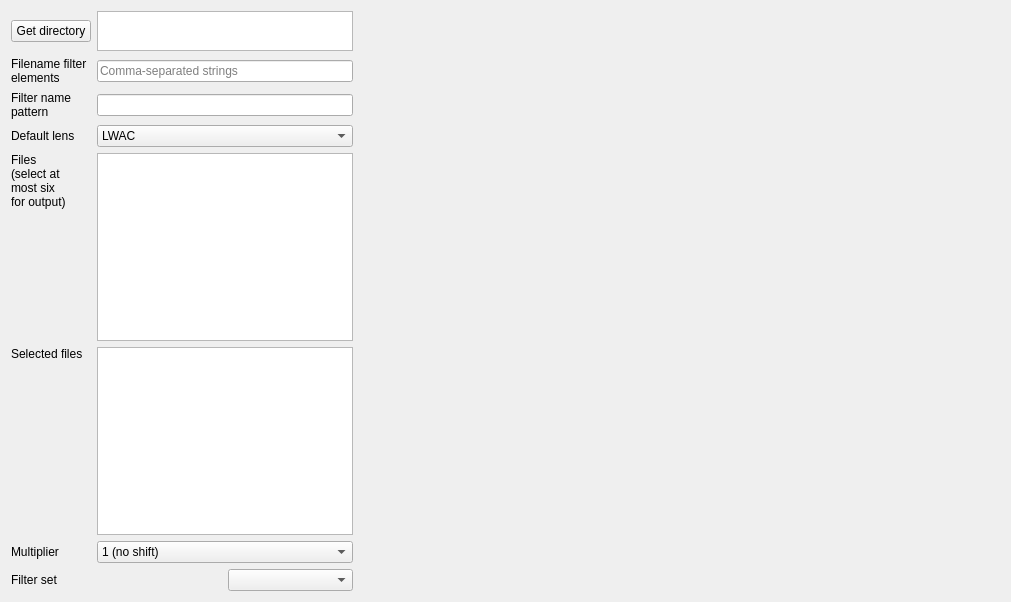
This is src/pcot/assets/inputmultifile.ui in AU-ExoMars/PCOT as Qt 5 draws it before an edit. The edited form follows.
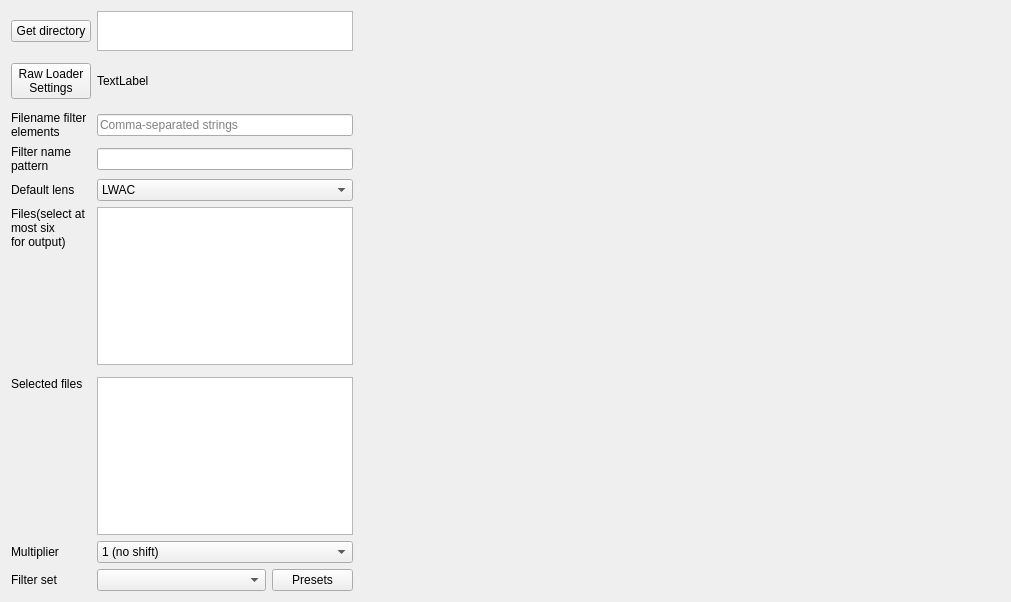
This is the edited form. Custom widgets are drawn as their Qt base class.

Commit message: Preset system

Diff of the .ui file:
```diff
--- a/src/pcot/assets/inputmultifile.ui
+++ b/src/pcot/assets/inputmultifile.ui
@@ -14,7 +14,39 @@
    <string>Form</string>
   </property>
   <layout class="QGridLayout" name="gridLayout">
-   <item row="2" column="0">
+   <item row="7" column="0">
+    <widget class="QLabel" name="label_2">
+     <property name="text">
+      <string>Files(select at
+most six
+for output)</string>
+     </property>
+     <property name="alignment">
+      <set>Qt::AlignLeading|Qt::AlignLeft|Qt::AlignTop</set>
+     </property>
+    </widget>
+   </item>
+   <item row="0" column="2" colspan="3">
+    <widget class="QTextEdit" name="dir">
+     <property name="maximumSize">
+      <size>
+       <width>16777215</width>
+       <height>40</height>
+      </size>
+     </property>
+     <property name="readOnly">
+      <bool>true</bool>
+     </property>
+    </widget>
+   </item>
+   <item row="2" column="2" colspan="2">
+    <widget class="QLabel" name="loaderSettingsText">
+     <property name="text">
+      <string>TextLabel</string>
+     </property>
+    </widget>
+   </item>
+   <item row="5" column="0">
     <widget class="QLabel" name="label_5">
      <property name="text">
       <string>Filter name
@@ -22,113 +54,62 @@
      </property>
     </widget>
    </item>
-   <item row="6" column="1" colspan="2">
-    <widget class="QComboBox" name="mult">
-     <item>
-      <property name="text">
-       <string>1 (no shift)</string>
-      </property>
-     </item>
-     <item>
-      <property name="text">
-       <string>2 (1 bit shift)</string>
-      </property>
-     </item>
-     <item>
-      <property name="text">
-       <string>4 (2 bit shift)</string>
-      </property>
-     </item>
-     <item>
-      <property name="text">
-       <string>8 (3 bit shift)</string>
-      </property>
-     </item>
-     <item>
-      <property name="text">
-       <string>16 (4 bit shift)</string>
-      </property>
-     </item>
-     <item>
-      <property name="text">
-       <string>32 (5 bit shift)</string>
-      </property>
-     </item>
-     <item>
-      <property name="text">
-       <string>64 (6 bit shift)</string>
-      </property>
-     </item>
-     <item>
-      <property name="text">
-       <string>128 (7 bit shift)</string>
-      </property>
-     </item>
-     <item>
-      <property name="text">
-       <string>256 (8 bit shift)</string>
-      </property>
-     </item>
-    </widget>
-   </item>
-   <item row="7" column="0" colspan="2">
-    <widget class="QLabel" name="camlabel">
+   <item row="0" column="0">
+    <widget class="QPushButton" name="getinitial">
      <property name="text">
-      <string>Filter set</string>
+      <string>Get directory</string>
      </property>
     </widget>
    </item>
-   <item row="7" column="2">
-    <widget class="QComboBox" name="filtSetCombo">
-     <property name="minimumSize">
-      <size>
-       <width>120</width>
-       <height>0</height>
-      </size>
-     </property>
-    </widget>
+   <item row="5" column="2" colspan="3">
+    <widget class="QLineEdit" name="filterpat"/>
    </item>
-   <item row="5" column="0">
-    <widget class="QLabel" name="label_3">
-     <property name="text">
-      <string>Selected files</string>
-     </property>
-     <property name="alignment">
-      <set>Qt::AlignLeading|Qt::AlignLeft|Qt::AlignTop</set>
-     </property>
-    </widget>
-   </item>
-   <item row="6" column="0">
+   <item row="10" column="0">
     <widget class="QLabel" name="label_4">
      <property name="text">
       <string>Multiplier</string>
      </property>
     </widget>
    </item>
-   <item row="2" column="1" colspan="2">
-    <widget class="QLineEdit" name="filterpat"/>
+   <item row="9" column="0">
+    <widget class="QLabel" name="label_3">
+     <property name="text">
+      <string>Selected files</string>
+     </property>
+     <property name="alignment">
+      <set>Qt::AlignLeading|Qt::AlignLeft|Qt::AlignTop</set>
+     </property>
+    </widget>
    </item>
-   <item row="4" column="1" colspan="2">
+   <item row="4" column="2" colspan="3">
+    <widget class="QLineEdit" name="filters">
+     <property name="placeholderText">
+      <string>Comma-separated strings</string>
+     </property>
+    </widget>
+   </item>
+   <item row="7" column="2" colspan="3">
     <widget class="QListView" name="filelist">
      <property name="editTriggers">
       <set>QAbstractItemView::NoEditTriggers</set>
      </property>
     </widget>
    </item>
-   <item row="0" column="1" colspan="2">
-    <widget class="QTextEdit" name="dir">
+   <item row="4" column="0">
+    <widget class="QLabel" name="label">
      <property name="maximumSize">
       <size>
        <width>16777215</width>
-       <height>40</height>
+       <height>30</height>
       </size>
      </property>
-     <property name="readOnly">
-      <bool>true</bool>
+     <property name="text">
+      <string>Filename filter
+elements</string>
      </property>
     </widget>
    </item>
-   <item row="0" column="3" rowspan="7">
+   <item row="0" column="5" rowspan="11">
     <widget class="Canvas" name="canvas" native="true">
      <property name="sizePolicy">
       <sizepolicy hsizetype="Preferred" vsizetype="Preferred">
@@ -144,48 +125,7 @@
      </property>
     </widget>
    </item>
-   <item row="0" column="0">
-    <widget class="QPushButton" name="getinitial">
-     <property name="text">
-      <string>Get directory</string>
-     </property>
-    </widget>
-   </item>
-   <item row="4" column="0">
-    <widget class="QLabel" name="label_2">
-     <property name="text">
-      <string>Files
-(select at
-most six
-for output)</string>
-     </property>
-     <property name="alignment">
-      <set>Qt::AlignLeading|Qt::AlignLeft|Qt::AlignTop</set>
-     </property>
-    </widget>
-   </item>
-   <item row="1" column="0">
-    <widget class="QLabel" name="label">
-     <property name="maximumSize">
-      <size>
-       <width>16777215</width>
-       <height>30</height>
-      </size>
-     </property>
-     <property name="text">
-      <string>Filename filter
-elements</string>
-     </property>
-    </widget>
-   </item>
-   <item row="1" column="1" colspan="2">
-    <widget class="QLineEdit" name="filters">
-     <property name="placeholderText">
-      <string>Comma-separated strings</string>
-     </property>
-    </widget>
-   </item>
-   <item row="5" column="1" colspan="2">
+   <item row="9" column="2" colspan="3">
     <widget class="QPlainTextEdit" name="outputFiles">
      <property name="maximumSize">
       <size>
@@ -195,7 +135,22 @@
      </property>
     </widget>
    </item>
-   <item row="3" column="1" colspan="2">
+   <item row="6" column="0">
+    <widget class="QLabel" name="label_6">
+     <property name="text">
+      <string>Default lens</string>
+     </property>
+    </widget>
+   </item>
+   <item row="2" column="0">
+    <widget class="QPushButton" name="loaderSettingsButton">
+     <property name="text">
+      <string>Raw Loader
+Settings</string>
+     </property>
+    </widget>
+   </item>
+   <item row="6" column="2" colspan="3">
     <widget class="QComboBox" name="defaultLens">
      <item>
       <property name="text">
@@ -209,10 +164,76 @@
      </item>
     </widget>
    </item>
-   <item row="3" column="0">
-    <widget class="QLabel" name="label_6">
+   <item row="11" column="0">
+    <widget class="QLabel" name="camlabel">
      <property name="text">
-      <string>Default lens</string>
+      <string>Filter set</string>
+     </property>
+    </widget>
+   </item>
+   <item row="11" column="4">
+    <widget class="QPushButton" name="presetButton">
+     <property name="text">
+      <string>Presets</string>
+     </property>
+    </widget>
+   </item>
+   <item row="10" column="2" colspan="3">
+    <widget class="QComboBox" name="mult">
+     <item>
+      <property name="text">
+       <string>1 (no shift)</string>
+      </property>
+     </item>
+     <item>
+      <property name="text">
+       <string>2 (1 bit shift)</string>
+      </property>
+     </item>
+     <item>
+      <property name="text">
+       <string>4 (2 bit shift)</string>
+      </property>
+     </item>
+     <item>
+      <property name="text">
+       <string>8 (3 bit shift)</string>
+      </property>
+     </item>
+     <item>
+      <property name="text">
+       <string>16 (4 bit shift)</string>
+      </property>
+     </item>
+     <item>
+      <property name="text">
+       <string>32 (5 bit shift)</string>
+      </property>
+     </item>
+     <item>
+      <property name="text">
+       <string>64 (6 bit shift)</string>
+      </property>
+     </item>
+     <item>
+      <property name="text">
+       <string>128 (7 bit shift)</string>
+      </property>
+     </item>
+     <item>
+      <property name="text">
+       <string>256 (8 bit shift)</string>
+      </property>
+     </item>
+    </widget>
+   </item>
+   <item row="11" column="2" colspan="2">
+    <widget class="QComboBox" name="filtSetCombo">
+     <property name="minimumSize">
+      <size>
+       <width>120</width>
+       <height>0</height>
+      </size>
      </property>
     </widget>
    </item>
```
Left out of the diff: 11 changed lines with no effect on the pictures. The commit also changes 6 other files.
